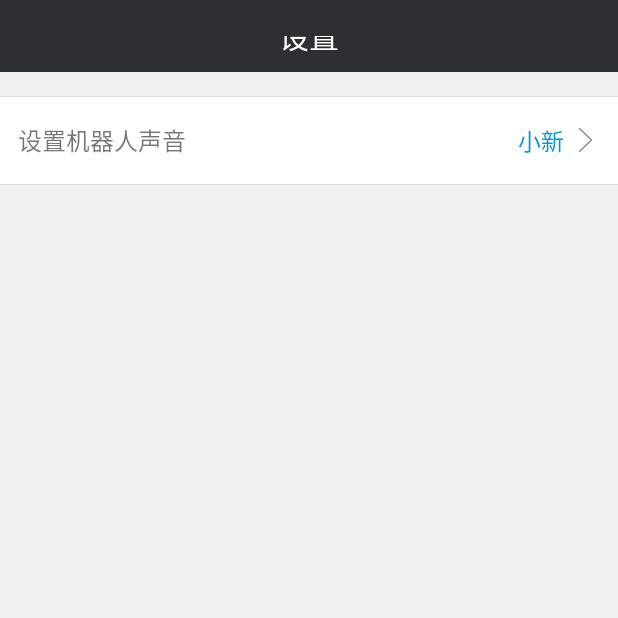
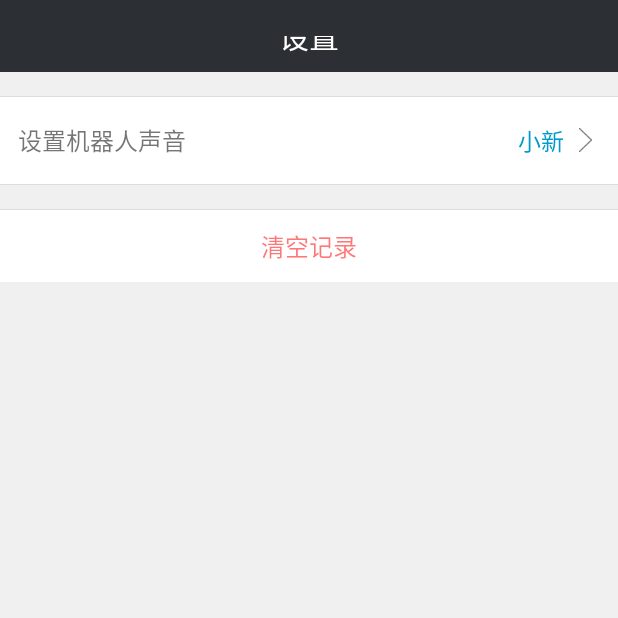
Before and after one commit to moonsharp/TalkRobot, an Android app: the SettingActivity screen opened directly, with no data from a screen before it, on a phone screen of 412 x 824 dp, the top half of it. Run offline under Robolectric (Android 15) with nearby library versions, the phone set to English and light mode, and no system bars.

Commit message:
init upload

```diff
--- a/app/build.gradle
+++ b/app/build.gradle
@@ -17,7 +17,6 @@ android {
             minifyEnabled false
             proguardFiles getDefaultProguardFile('proguard-android.txt'), 'proguard-rules.pro'
         }
-
     }
 
     sourceSets {
@@ -25,6 +24,7 @@ android {
             jniLibs.srcDirs = ['libs']
         }
     }
+
 
 }
 
--- a/app/src/main/res/layout/activity_setting.xml
+++ b/app/src/main/res/layout/activity_setting.xml
@@ -49,4 +49,18 @@
 
     <include layout="@layout/include_common_line" />
 
+    <include layout="@layout/include_common_line3" />
+
+    <TextView
+        android:id="@+id/tv_clear"
+        android:layout_width="match_parent"
+        android:layout_height="wrap_content"
+        android:background="@drawable/selector_white_gray"
+        android:gravity="center"
+        android:padding="12dp"
+        android:text="清空记录"
+        android:textColor="#88ff0000"
+        android:textSize="16sp"
+        android:visibility="visible" />
+
 </LinearLayout>
--- a/app/src/main/res/layout/activity_speaker_list.xml
+++ b/app/src/main/res/layout/activity_speaker_list.xml
@@ -13,7 +13,7 @@
         android:layout_height="48dp"
         android:background="@color/top_bar"
         android:gravity="center"
-        android:text="机器人声音"
+        android:text="选择一个声音"
         android:textColor="@color/white"
         android:textSize="20sp" />
 
--- a/app/src/main/res/layout/item_speaker_group.xml
+++ b/app/src/main/res/layout/item_speaker_group.xml
@@ -3,14 +3,14 @@
     android:layout_width="match_parent"
     android:layout_height="wrap_content"
     android:background="#33000000"
-    android:orientation="vertical">
+    android:orientation="vertical"
+    android:padding="10dp">
 
     <TextView
         android:id="@+id/tv_type"
         android:layout_width="match_parent"
         android:layout_height="wrap_content"
-        android:padding="15dp"
-        android:text="普通话"
+        android:paddingLeft="20dp"
         android:textColor="@color/white"
         android:textSize="18sp" />
 
```
Also changed, not shown: app/src/main/java/kk/qisheng/talkrobot/bean/TalkMsg.java (+22 -0 lines), app/src/main/java/kk/qisheng/talkrobot/ui/activity/TalkActivity.java (+15 -3 lines).
